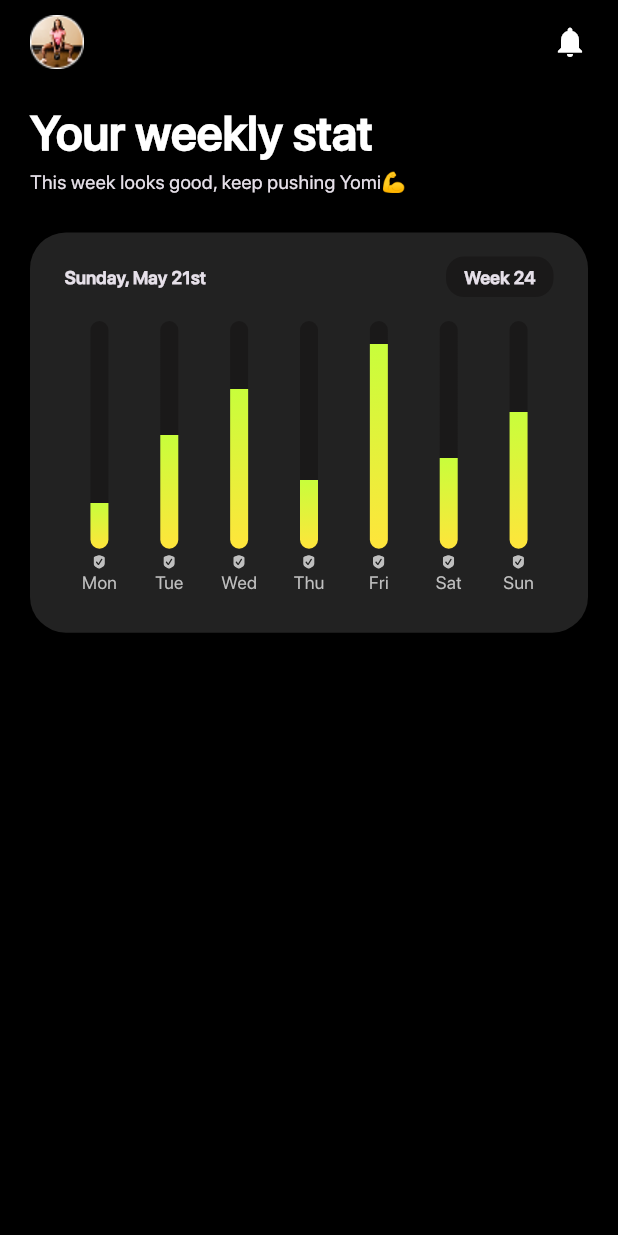
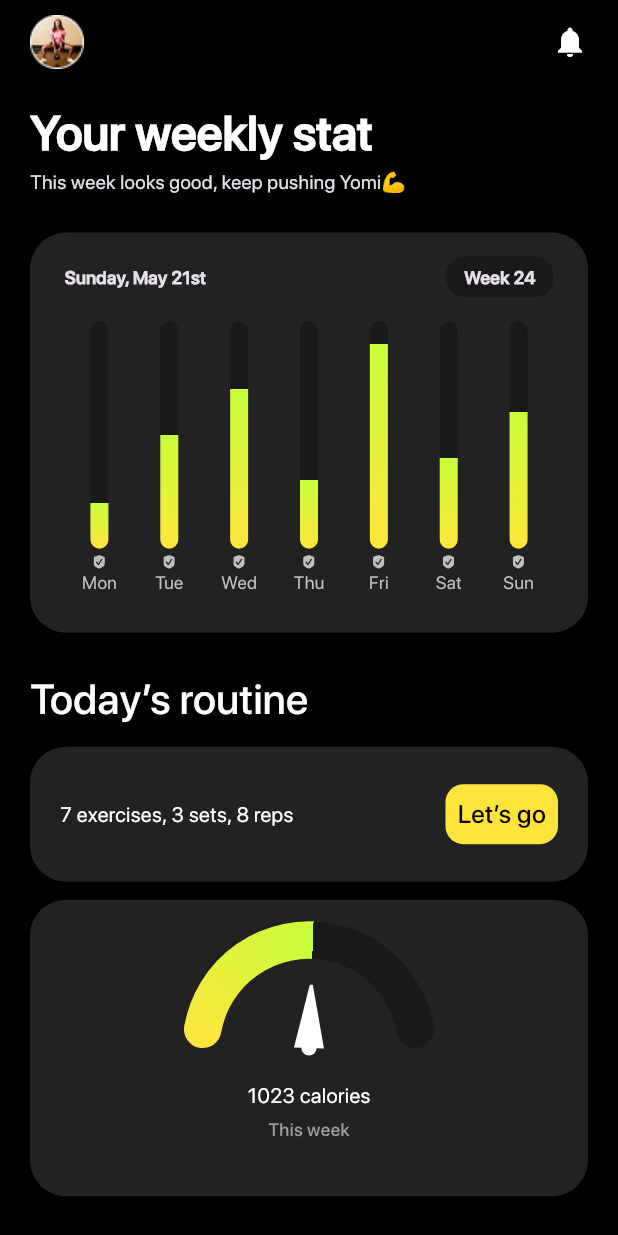
Before and after one commit to MostafaAkep/you_fit, a Flutter app: the HomeView screen opened directly, on a phone screen of 412 x 824 dp. Run offline on Flutter 3.47's test engine with Material 3 defaults, Android fonts, the phone set to English and light mode, and no system bars; drawn by our look-alikes of fl_chart, syncfusion_flutter_gauges; our stand-ins replace flutter_svg, font_awesome_flutter, go_router, supabase_flutter; accounts and stored records are empty; project files that could hold a hidden picture were left out.

Commit message:
almost finish home view

```diff
--- a/lib/features/auth/presentation/views/widgets/log_in_view_body.dart
+++ b/lib/features/auth/presentation/views/widgets/log_in_view_body.dart
@@ -40,7 +40,7 @@ class LogInViewBody extends StatelessWidget {
               child: RichAppText(
                 'Don`t have an account? ',
                 'Create one',
-                onTapFun: () => context.go(AppRoutes.kSignUp),
+                onTapFun: () => context.push(AppRoutes.kSignUp),
               ),
             )
           ],
--- a/lib/features/auth/presentation/views/widgets/sign_up_section.dart
+++ b/lib/features/auth/presentation/views/widgets/sign_up_section.dart
@@ -44,7 +44,7 @@ class _SignUpSectionState extends State<SignUpSection> {
         SignUpContainer(
           onTap: () {
             // context.read<SignUpCubit>().createUser(context);
-            context.go(AppRoutes.kOnBoard);
+            context.push(AppRoutes.kOnBoard);
           },
           containerColor: const Color(0xff222222),
           titleColor: Colors.grey,
@@ -55,7 +55,7 @@ class _SignUpSectionState extends State<SignUpSection> {
           child: RichAppText(
             'Already have an account? ',
             'Log in',
-            onTapFun: () => context.go(AppRoutes.kLogIn),
+            onTapFun: () => context.push(AppRoutes.kLogIn),
           ),
         )
       ],
--- a/lib/features/home/presentation/views/home_view.dart
+++ b/lib/features/home/presentation/views/home_view.dart
@@ -1,9 +1,10 @@
 import 'package:fitness_app/core/theme/app_colors.dart';
 import 'package:fitness_app/core/utils/assets.dart';
-import 'package:fitness_app/features/home/presentation/views/widgets/current_day_row.dart';
-import 'package:fitness_app/features/home/presentation/views/widgets/weekly_tracker.dart';
+import 'package:fitness_app/features/home/presentation/views/widgets/calories_tracker.dart';
+import 'package:fitness_app/features/home/presentation/views/widgets/progress_widget.dart';
 import 'package:fitness_app/core/widgets/top_messages.dart';
 import 'package:flutter/material.dart';
+import 'package:go_router/go_router.dart';
 
 class HomeView extends StatelessWidget {
   const HomeView({super.key});
@@ -27,7 +28,9 @@ class HomeView extends StatelessWidget {
               Icons.notifications,
               color: Colors.white,
             ),
-            onPressed: () {},
+            onPressed: () {
+              context.pop();
+            },
           ),
         ],
       ),
@@ -42,21 +45,60 @@ class HomeView extends StatelessWidget {
                 'Your weekly stat',
                 'This week looks good, keep pushing Yomi💪',
               ),
+              const ProgressWidget(),
+              Column(
+                crossAxisAlignment: CrossAxisAlignment.start,
+                spacing: 12,
+                children: [
+                  const Text(
+                    'Today’s routine',
+                    style: TextStyle(
+                      color: Colors.white,
+                      fontSize: 28,
+                      fontWeight: FontWeight.w500,
+                    ),
+                  ),
                   Container(
                     decoration: BoxDecoration(
                       color: AppColors.backgroundColor,
                       borderRadius: BorderRadius.circular(24),
                     ),
-                padding:
-                    const EdgeInsets.symmetric(horizontal: 23, vertical: 16),
-                child: const Column(
+                    padding: const EdgeInsets.symmetric(
+                        horizontal: 20, vertical: 25),
+                    child: Row(
                       children: [
-                    CurrentDayRow(),
-                    SizedBox(height: 16),
-                    WeeklyTracker(),
+                        const Text(
+                          '7 exercises, 3 sets, 8 reps',
+                          style: TextStyle(
+                            color: Colors.white,
+                            fontSize: 14,
+                            fontWeight: FontWeight.w400,
+                          ),
+                        ),
+                        const Spacer(),
+                        Container(
+                          padding: const EdgeInsets.all(8),
+                          decoration: BoxDecoration(
+                            color: AppColors.yellowGradient,
+                            borderRadius: BorderRadius.circular(12),
+                          ),
+                          child: const Text(
+                            'Let’s go',
+                            style: TextStyle(
+                                fontSize: 17,
+                                fontWeight: FontWeight.w600,
+                                color: Colors.black),
+                          ),
+                        )
                       ],
                     ),
                   ),
+                  const CaloriesTracker(),
+                  const SizedBox(
+                    height: 200,
+                  )
+                ],
+              )
             ],
           ),
         ),
--- /dev/null
+++ b/lib/features/home/presentation/views/widgets/calories_tracker.dart
@@ -0,0 +1,93 @@
+import 'package:fitness_app/core/theme/app_colors.dart';
+import 'package:flutter/material.dart';
+import 'package:syncfusion_flutter_gauges/gauges.dart';
+
+class CaloriesTracker extends StatelessWidget {
+  const CaloriesTracker({super.key});
+
+  final double calories = 1023; // 🔹 your value
+  final double maxCalories = 2000;
+
+  @override
+  Widget build(BuildContext context) {
+    // 🔹 calculate the percentage of the current value
+    final double progress = calories / maxCalories;
+
+    return Container(
+      padding: const EdgeInsets.symmetric(horizontal: 8, vertical: 10),
+      width: double.infinity,
+      height: MediaQuery.of(context).size.height * 0.24,
+      decoration: BoxDecoration(
+        color: AppColors.backgroundColor,
+        borderRadius: BorderRadius.circular(24),
+      ),
+      child: SfRadialGauge(
+        enableLoadingAnimation: true,
+        animationDuration: 1500,
+        axes: <RadialAxis>[
+          RadialAxis(
+            minimum: 0,
+            maximum: maxCalories,
+            showLabels: false,
+            showTicks: false,
+            startAngle: 180,
+            endAngle: 0,
+            axisLineStyle: AxisLineStyle(
+              thicknessUnit: GaugeSizeUnit.logicalPixel,
+              cornerStyle: CornerStyle.bothCurve,
+              thickness: 25,
+              gradient: SweepGradient(
+                colors: const [
+                  AppColors.yellowGradient,
+                  AppColors.greenGradient,
+                  AppColors.columnBar,
+                ],
+                // 🔹 make the gradient stop exactly at the progress
+                stops: [0, progress, progress],
+              ),
+            ),
+            pointers: const <GaugePointer>[
+              NeedlePointer(
+                needleLength: 0.5,
+                value: 1023,
+                needleColor: Colors.white,
+                knobStyle: KnobStyle(
+                  color: Colors.white,
+                  knobRadius: 0.06,
+                ),
+              ),
+            ],
+            annotations: const <GaugeAnnotation>[
+              GaugeAnnotation(
+                widget: Column(
+                  mainAxisSize: MainAxisSize.min,
+                  children: [
+                    Text(
+                      '1023 calories',
+                      style: TextStyle(
+                        fontSize: 14,
+                        fontWeight: FontWeight.w400,
+                        color: Colors.white,
+                      ),
+                    ),
+                    SizedBox(height: 4),
+                    Text(
+                      'This week',
+                      style: TextStyle(
+                        fontSize: 12,
+                        fontWeight: FontWeight.w600,
+                        color: Colors.grey,
+                      ),
+                    ),
+                  ],
+                ),
+                angle: 90,
+                positionFactor: 0.5,
+              ),
+            ],
+          ),
+        ],
+      ),
+    );
+  }
+}
--- /dev/null
+++ b/lib/features/home/presentation/views/widgets/progress_widget.dart
@@ -0,0 +1,28 @@
+import 'package:fitness_app/core/theme/app_colors.dart';
+import 'package:fitness_app/features/home/presentation/views/widgets/current_day_row.dart';
+import 'package:fitness_app/features/home/presentation/views/widgets/weekly_tracker.dart';
+import 'package:flutter/material.dart';
+
+class ProgressWidget extends StatelessWidget {
+  const ProgressWidget({
+    super.key,
+  });
+
+  @override
+  Widget build(BuildContext context) {
+    return Container(
+      decoration: BoxDecoration(
+        color: AppColors.backgroundColor,
+        borderRadius: BorderRadius.circular(24),
+      ),
+      padding: const EdgeInsets.symmetric(horizontal: 23, vertical: 16),
+      child: const Column(
+        children: [
+          CurrentDayRow(),
+          SizedBox(height: 16),
+          WeeklyTracker(),
+        ],
+      ),
+    );
+  }
+}
--- a/lib/features/onboard/presentation/views/widgets/pricing_container.dart
+++ b/lib/features/onboard/presentation/views/widgets/pricing_container.dart
@@ -19,7 +19,7 @@ class PricingContainer extends StatelessWidget {
           title: 'Continue',
           titleColor: Colors.black,
           onTap: () {
-            context.go(AppRoutes.kHome);
+            context.push(AppRoutes.kHome);
           },
         ),
         const SizedBox(height: 8),
--- a/pubspec.yaml
+++ b/pubspec.yaml
@@ -41,6 +41,7 @@ dependencies:
   modal_progress_hud_nsn: ^0.5.1
   shared_preferences: ^2.5.3
   supabase_flutter: ^2.9.1
+  syncfusion_flutter_gauges: ^30.2.7
 
 dev_dependencies:
   flutter_lints: ^4.0.0
```
Also changed, not shown: pubspec.lock. Lines whose indentation alone changed are shown as unchanged.
